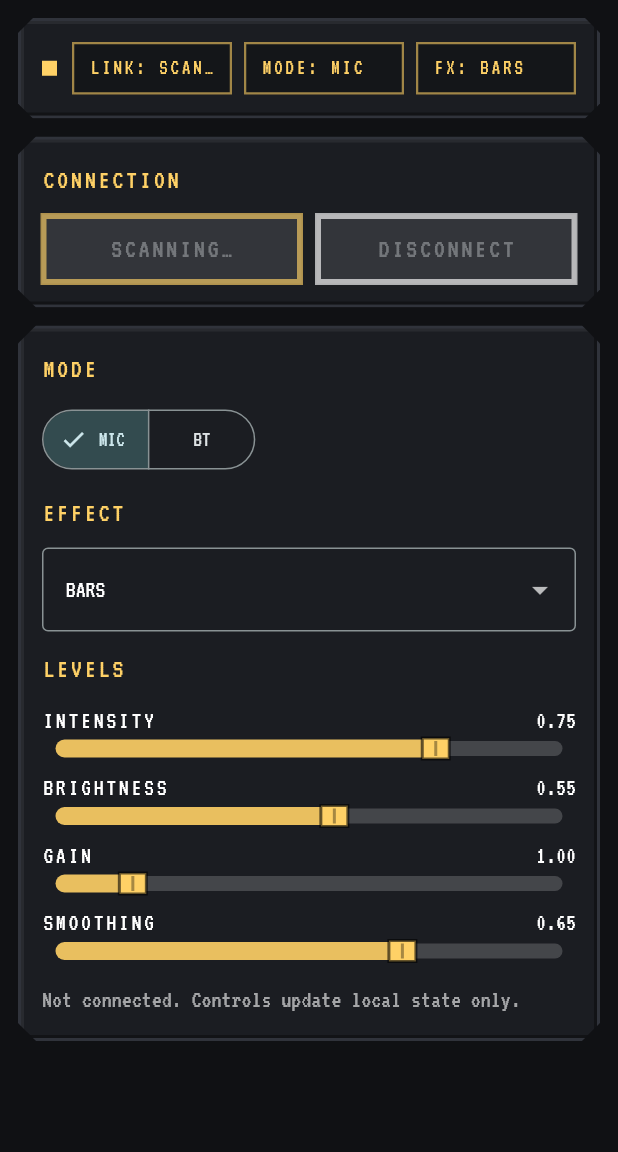
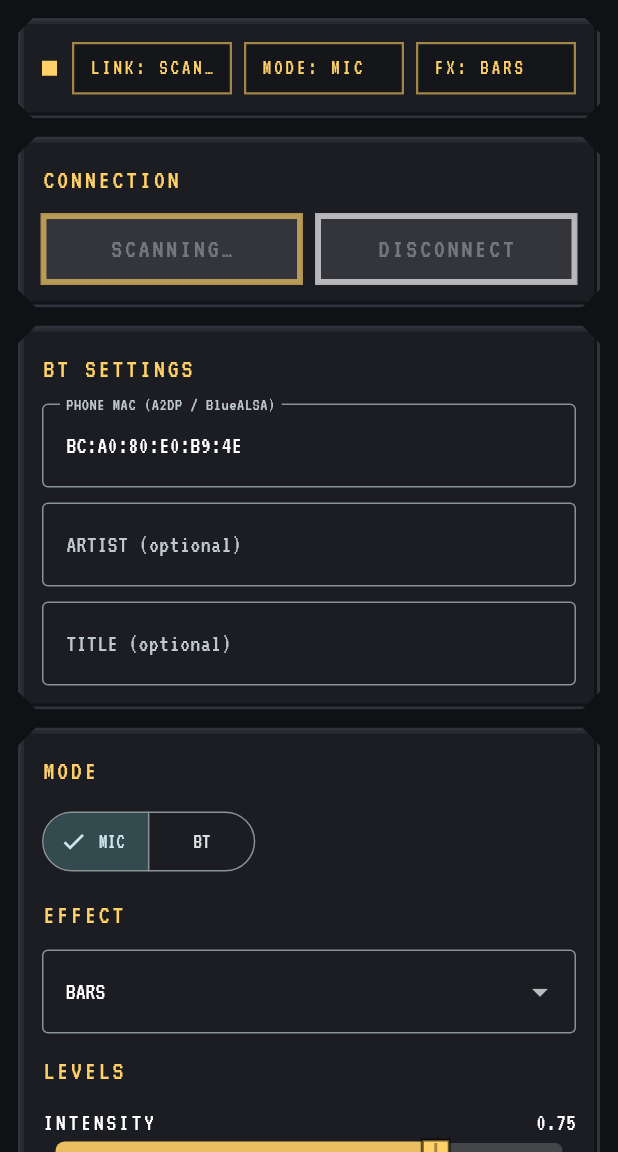
Before and after one commit to Klus3kk/rpi-audio-visualizer, a Flutter app: the first screen one second after launch, on a phone screen of 412 x 824 dp, the part 84-1236 px from its top. Run offline on Flutter 3.47's test engine with Material 3 defaults, Android fonts, the phone set to English and light mode, and no system bars; our stand-ins replace flutter_blue_plus, google_fonts, permission_handler.

Commit message:
Maybe now?

```diff
--- a/visualizer_remote/lib/main.dart
+++ b/visualizer_remote/lib/main.dart
@@ -7,16 +7,14 @@ import 'package:flutter_blue_plus/flutter_blue_plus.dart';
 import 'package:google_fonts/google_fonts.dart';
 import 'package:permission_handler/permission_handler.dart';
 
-// ===================== BLE UUIDs (OPCJA B) =====================
-// Jeden serwis + jedna charakterystyka CMD (write) + opcjonalna STATE (notify).
+// ===================== BLE UUIDs =====================
 const String kDeviceName = 'Visualizer';
 
 const String kSvc = '12345678-1234-5678-1234-56789abcdef0';
 const String kCmd = '12345678-1234-5678-1234-56789abcdef9';   // WRITE
-const String kState = '12345678-1234-5678-1234-56789abcdef8'; // NOTIFY (opcjonalne)
+const String kState = '12345678-1234-5678-1234-56789abcdef8'; // READ/NOTIFY (opcjonalne)
 
 // ===================== UI theme =====================
-
 class Retro {
   static const bg = Color(0xFF101114);
   static const panel = Color(0xFF1B1D22);
@@ -57,7 +55,6 @@ class VisualizerRemoteApp extends StatelessWidget {
 }
 
 // ===================== Permissions =====================
-
 class PermissionGate extends StatefulWidget {
   const PermissionGate({super.key});
 
@@ -81,7 +78,6 @@ class _PermissionGateState extends State<PermissionGate> {
 
   Future<bool> _hasBlePerms() async {
     if (!Platform.isAndroid) return true;
-    // Android 12+: scan/connect, <12: location bywa wymagane
     final scan = await Permission.bluetoothScan.isGranted;
     final conn = await Permission.bluetoothConnect.isGranted;
     if (scan && conn) return true;
@@ -152,7 +148,6 @@ class _PermissionGateState extends State<PermissionGate> {
 }
 
 // ===================== Data model =====================
-
 class VizState {
   final String mode; // mic | bt
   final String effect;
@@ -160,6 +155,9 @@ class VizState {
   final double intensity;
   final double gain;
   final double smoothing;
+  final String deviceAddr; // MAC for BlueALSA A2DP (optional but recommended)
+  final String artist;
+  final String title;
 
   const VizState({
     required this.mode,
@@ -168,6 +166,9 @@ class VizState {
     required this.intensity,
     required this.gain,
     required this.smoothing,
+    required this.deviceAddr,
+    required this.artist,
+    required this.title,
   });
 
   factory VizState.initial() => const VizState(
@@ -177,6 +178,9 @@ class VizState {
         intensity: 0.75,
         gain: 1.0,
         smoothing: 0.65,
+        deviceAddr: 'BC:A0:80:E0:B9:4E', // ustaw domyślnie swój telefon (możesz zmienić w UI)
+        artist: '',
+        title: '',
       );
 
   VizState copyWith({
@@ -186,6 +190,9 @@ class VizState {
     double? intensity,
     double? gain,
     double? smoothing,
+    String? deviceAddr,
+    String? artist,
+    String? title,
   }) {
     return VizState(
       mode: mode ?? this.mode,
@@ -194,6 +201,9 @@ class VizState {
       intensity: intensity ?? this.intensity,
       gain: gain ?? this.gain,
       smoothing: smoothing ?? this.smoothing,
+      deviceAddr: deviceAddr ?? this.deviceAddr,
+      artist: artist ?? this.artist,
+      title: title ?? this.title,
     );
   }
 
@@ -204,6 +214,11 @@ class VizState {
         'intensity': intensity,
         'gain': gain,
         'smoothing': smoothing,
+        'device_addr': deviceAddr,
+        'artist': artist,
+        'title': title,
+        'connected': true,
+        'device_name': 'phone',
       };
 
   static VizState fromJson(Map<String, dynamic> j, {VizState? fallback}) {
@@ -221,12 +236,14 @@ class VizState {
       intensity: d(j['intensity'], fb.intensity).clamp(0.0, 1.0),
       gain: d(j['gain'], fb.gain).clamp(0.1, 6.0),
       smoothing: d(j['smoothing'], fb.smoothing).clamp(0.0, 0.95),
+      deviceAddr: (j['device_addr'] ?? fb.deviceAddr).toString(),
+      artist: (j['artist'] ?? fb.artist).toString(),
+      title: (j['title'] ?? fb.title).toString(),
     );
   }
 }
 
-// ===================== BLE Controller (throttled scan, one cmd char) =====================
-
+// ===================== BLE Controller =====================
 enum ConnStatus { idle, scanning, connecting, connected, error }
 
 class BleController {
@@ -241,7 +258,6 @@ class BleController {
   final ValueNotifier<ConnStatus> status = ValueNotifier(ConnStatus.idle);
   final ValueNotifier<String?> error = ValueNotifier(null);
 
-  // stan UI (lokalny) + stan z Pi (opcjonalnie)
   final ValueNotifier<VizState> desired = ValueNotifier(VizState.initial());
   final ValueNotifier<VizState> remote = ValueNotifier(VizState.initial());
 
@@ -251,7 +267,6 @@ class BleController {
   Future<void> scanAndConnect({Duration timeout = const Duration(seconds: 6)}) async {
     if (_scanInFlight) return;
 
-    // throttle: nie częściej niż co 2 sek
     final now = DateTime.now();
     if (now.difference(_lastScanAt) < const Duration(seconds: 2)) return;
     _lastScanAt = now;
@@ -264,7 +279,6 @@ class BleController {
       await FlutterBluePlus.stopScan();
     } catch (_) {}
 
-    // skan 1x, koniec
     await FlutterBluePlus.startScan(timeout: timeout);
 
     _scanSub?.cancel();
@@ -273,8 +287,10 @@ class BleController {
         final name = r.device.platformName;
         final matchesName = name == kDeviceName;
 
-        // Alternatywa: filtrowanie po service UUID (jeśli nazwa bywa pusta)
-        final advUuids = r.advertisementData.serviceUuids.map((e) => e.toLowerCase()).toList();
+        // FIX: Guid -> String
+        final advUuids = r.advertisementData.serviceUuids
+            .map((g) => g.toString().toLowerCase())
+            .toList();
         final matchesSvc = advUuids.contains(kSvc.toLowerCase());
 
         if (matchesName || matchesSvc) {
@@ -287,7 +303,6 @@ class BleController {
       }
     });
 
-    // po timeout skanu, jeśli nie znaleziono:
     Future.delayed(timeout + const Duration(milliseconds: 200), () {
       if (status.value == ConnStatus.scanning) {
         status.value = ConnStatus.error;
@@ -304,9 +319,7 @@ class BleController {
 
     try {
       await d.connect(autoConnect: false, timeout: const Duration(seconds: 8));
-    } catch (_) {
-      // jeśli już połączony / race, spróbujemy i tak discover
-    }
+    } catch (_) {}
 
     _connSub?.cancel();
     _connSub = d.connectionState.listen((s) {
@@ -322,7 +335,6 @@ class BleController {
       await _enableNotifyIfPresent();
       status.value = ConnStatus.connected;
 
-      // po połączeniu: wyślij pełny stan "desired" jako init
       await sendFullState(desired.value);
     } catch (e) {
       status.value = ConnStatus.error;
@@ -402,8 +414,6 @@ class BleController {
     if (ch == null) return;
 
     final payload = utf8.encode(jsonEncode(patch));
-
-    // prefer withoutResponse jeśli charakterystyka to wspiera (mniej lag)
     final canNoResp = ch.properties.writeWithoutResponse;
     await ch.write(payload, withoutResponse: canNoResp);
   }
@@ -414,7 +424,6 @@ class BleController {
 }
 
 // ===================== UI =====================
-
 class Root extends StatefulWidget {
   const Root({super.key});
   @override
@@ -428,7 +437,6 @@ class _RootState extends State<Root> {
   @override
   void initState() {
     super.initState();
-    // autoconnect raz po starcie (bez pętli)
     ble.scanAndConnect();
   }
 
@@ -512,22 +520,6 @@ class _RootState extends State<Root> {
             return ValueListenableBuilder<VizState>(
               valueListenable: ble.desired,
               builder: (context, desired, ___) {
-                return ValueListenableBuilder<VizState>(
-                  valueListenable: ble.remote,
-                  builder: (context, remote, ____) {
-                    final connected = st == ConnStatus.connected;
-                    final statusColor = connected ? Retro.ok : (st == ConnStatus.error ? Retro.bad : Retro.yellow);
-                    final statusText = switch (st) {
-                      ConnStatus.idle => 'IDLE',
-                      ConnStatus.scanning => 'SCANNING',
-                      ConnStatus.connecting => 'CONNECTING',
-                      ConnStatus.connected => 'CONNECTED',
-                      ConnStatus.error => 'ERROR',
-                    };
-
-                    // jeśli Pi wysyła state notify, pokaż remote. Jak nie, i tak UI działa jako "desired".
-                    final showState = remote;
-
                 return Scaffold(
                   appBar: AppBar(
                     title: const Text('VISUALIZER'),
@@ -540,25 +532,26 @@ class _RootState extends State<Root> {
                         cut: 10,
                         child: Row(
                           children: [
-                                Container(width: 10, height: 10, color: statusColor),
+                            Container(
+                              width: 10,
+                              height: 10,
+                              color: st == ConnStatus.connected
+                                  ? Retro.ok
+                                  : (st == ConnStatus.error ? Retro.bad : Retro.yellow),
+                            ),
                             const SizedBox(width: 10),
-                                Expanded(
-                                  child: _plate('LINK: $statusText', accent: statusColor),
-                                ),
+                            Expanded(child: _plate('LINK: ${st.name}', accent: Retro.yellow)),
                             const SizedBox(width: 8),
-                                Expanded(child: _plate('MODE: ${showState.mode}', accent: Retro.yellow)),
+                            Expanded(child: _plate('MODE: ${desired.mode}', accent: Retro.yellow)),
                             const SizedBox(width: 8),
-                                Expanded(child: _plate('FX: ${showState.effect}', accent: Retro.yellow)),
+                            Expanded(child: _plate('FX: ${desired.effect}', accent: Retro.yellow)),
                           ],
                         ),
                       ),
 
                       if (err != null) ...[
                         const SizedBox(height: 10),
-                            CutPanel(
-                              cut: 10,
-                              child: Text('ERR: $err', style: const TextStyle(color: Colors.redAccent, fontSize: 18)),
-                            ),
+                        CutPanel(cut: 10, child: Text('ERR: $err', style: const TextStyle(color: Colors.redAccent, fontSize: 18))),
                       ],
 
                       const SizedBox(height: 12),
@@ -573,24 +566,72 @@ class _RootState extends State<Root> {
                               children: [
                                 Expanded(
                                   child: _btn(
-                                        st == ConnStatus.scanning ? 'SCANNING…' : 'CONNECT',
+                                    (st == ConnStatus.scanning) ? 'SCANNING…' : 'CONNECT',
                                     onPressed: (st == ConnStatus.scanning || st == ConnStatus.connecting)
                                         ? null
                                         : () => ble.scanAndConnect(),
-                                        fg: Retro.yellow,
-                                        border: Retro.yellow,
                                   ),
                                 ),
                                 const SizedBox(width: 10),
                                 Expanded(
                                   child: _btn(
                                     'DISCONNECT',
-                                        onPressed: connected ? () => ble.disconnect() : null,
+                                    onPressed: (st == ConnStatus.connected) ? () => ble.disconnect() : null,
                                     fg: Colors.white70,
                                     border: Colors.white24,
                                   ),
                                 ),
                               ],
+                            ),
+                          ],
+                        ),
+                      ),
+
+                      const SizedBox(height: 12),
+
+                      CutPanel(
+                        child: Column(
+                          crossAxisAlignment: CrossAxisAlignment.start,
+                          children: [
+                            Text('BT SETTINGS', style: TextStyle(color: Retro.yellow, fontSize: 18, letterSpacing: 2)),
+                            const SizedBox(height: 10),
+                            TextField(
+                              controller: TextEditingController(text: desired.deviceAddr),
+                              decoration: const InputDecoration(
+                                labelText: 'PHONE MAC (A2DP / BlueALSA)',
+                                border: OutlineInputBorder(),
+                                hintText: 'BC:A0:80:E0:B9:4E',
+                              ),
+                              onChanged: (v) {
+                                ble.desired.value = desired.copyWith(deviceAddr: v.trim());
+                                _debounced(const Duration(milliseconds: 300), () {
+                                  if (ble.status.value == ConnStatus.connected) {
+                                    ble.sendPatch({'device_addr': v.trim()});
+                                  }
+                                });
+                              },
+                            ),
+                            const SizedBox(height: 10),
+                            TextField(
+                              controller: TextEditingController(text: desired.artist),
+                              decoration: const InputDecoration(labelText: 'ARTIST (optional)', border: OutlineInputBorder()),
+                              onChanged: (v) {
+                                ble.desired.value = desired.copyWith(artist: v);
+                                _debounced(const Duration(milliseconds: 300), () {
+                                  if (ble.status.value == ConnStatus.connected) ble.sendPatch({'artist': v});
+                                });
+                              },
+                            ),
+                            const SizedBox(height: 10),
+                            TextField(
+                              controller: TextEditingController(text: desired.title),
+                              decoration: const InputDecoration(labelText: 'TITLE (optional)', border: OutlineInputBorder()),
+                              onChanged: (v) {
+                                ble.desired.value = desired.copyWith(title: v);
+                                _debounced(const Duration(milliseconds: 300), () {
+                                  if (ble.status.value == ConnStatus.connected) ble.sendPatch({'title': v});
+                                });
+                              },
                             ),
                           ],
                         ),
@@ -616,8 +657,14 @@ class _RootState extends State<Root> {
                                 final next = desired.copyWith(mode: m);
                                 ble.desired.value = next;
 
-                                    if (connected) {
-                                      await ble.sendPatch({'mode': m});
+                                if (ble.status.value == ConnStatus.connected) {
+                                  await ble.sendPatch({
+                                    'mode': m,
+                                    'device_addr': next.deviceAddr,
+                                    'artist': next.artist,
+                                    'title': next.title,
+                                    'connected': true,
+                                  });
                                 }
                               },
                             ),
@@ -631,8 +678,8 @@ class _RootState extends State<Root> {
                               items: const [
                                 DropdownMenuItem(value: 'bars', child: Text('BARS')),
                                 DropdownMenuItem(value: 'vu', child: Text('VU')),
-                                    DropdownMenuItem(value: 'scope', child: Text('SCOPE')),
-                                    DropdownMenuItem(value: 'radial', child: Text('RADIAL')),
+                                DropdownMenuItem(value: 'osc', child: Text('OSC')),
+                                DropdownMenuItem(value: 'pulse', child: Text('PULSE')),
                                 DropdownMenuItem(value: 'fire', child: Text('FIRE')),
                                 DropdownMenuItem(value: 'wave', child: Text('WAVE')),
                               ],
@@ -641,7 +688,7 @@ class _RootState extends State<Root> {
                                 final next = desired.copyWith(effect: v);
                                 ble.desired.value = next;
 
-                                    if (connected) {
+                                if (ble.status.value == ConnStatus.connected) {
                                   await ble.sendPatch({'effect': v});
                                 }
                               },
@@ -656,38 +703,30 @@ class _RootState extends State<Root> {
                             _slider('Intensity', desired.intensity, 0, 1, (v) {
                               ble.desired.value = desired.copyWith(intensity: v);
                               _debounced(const Duration(milliseconds: 120), () {
-                                    if (connected) ble.sendPatch({'intensity': v});
+                                if (ble.status.value == ConnStatus.connected) ble.sendPatch({'intensity': v});
                               });
                             }),
 
                             _slider('Brightness', desired.brightness, 0, 1, (v) {
                               ble.desired.value = desired.copyWith(brightness: v);
                               _debounced(const Duration(milliseconds: 120), () {
-                                    if (connected) ble.sendPatch({'brightness': v});
+                                if (ble.status.value == ConnStatus.connected) ble.sendPatch({'brightness': v});
                               });
                             }),
 
                             _slider('Gain', desired.gain, 0.1, 6, (v) {
                               ble.desired.value = desired.copyWith(gain: v);
                               _debounced(const Duration(milliseconds: 120), () {
-                                    if (connected) ble.sendPatch({'gain': v});
+                                if (ble.status.value == ConnStatus.connected) ble.sendPatch({'gain': v});
                               });
                             }),
 
                             _slider('Smoothing', desired.smoothing, 0, 0.95, (v) {
                               ble.desired.value = desired.copyWith(smoothing: v);
                               _debounced(const Duration(milliseconds: 120), () {
-                                    if (connected) ble.sendPatch({'smoothing': v});
+                                if (ble.status.value == ConnStatus.connected) ble.sendPatch({'smoothing': v});
                               });
                             }),
-
-                                const SizedBox(height: 6),
-                                Text(
-                                  connected
-                                      ? 'Sending patches as JSON to CMD characteristic.'
-                                      : 'Not connected. Controls update local state only.',
-                                  style: const TextStyle(color: Colors.white60, fontSize: 16),
-                                ),
                           ],
                         ),
                       ),
@@ -700,13 +739,10 @@ class _RootState extends State<Root> {
         );
       },
     );
-      },
-    );
   }
 }
 
-// ===================== Cut Panel + bevel (no rounded borders) =====================
-
+// ===================== Cut Panel + bevel =====================
 class CutPanel extends StatelessWidget {
   final Widget child;
   final double cut;
```
Also changed, not shown: 3 other files. Lines whose indentation alone changed are shown as unchanged.
